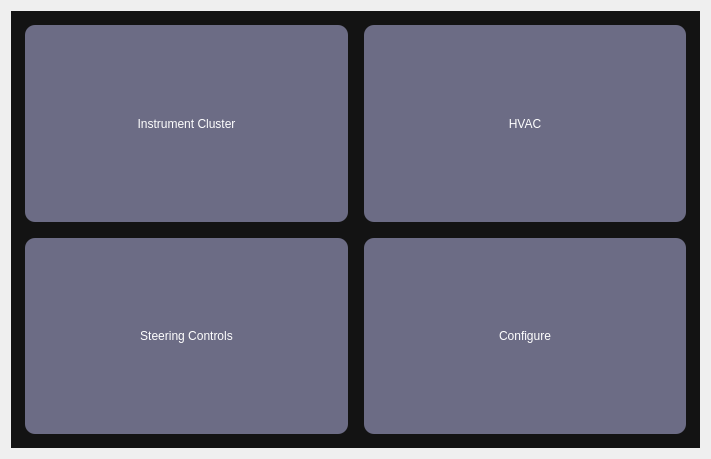
Above: ui/Dashboard.ui from AutomotiveGradeLinux/src-agl-demo-control-panel before the change. Below: the same form after it.
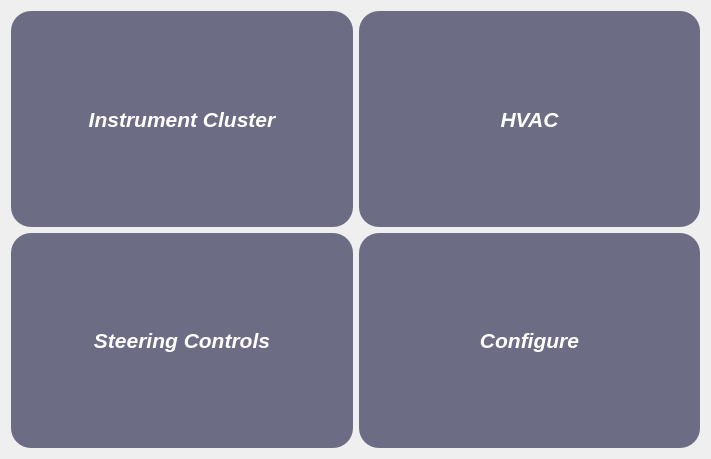
That is the form after the change. Icons and pictures are not drawn.

Commit message:
agl-demo-control-panel: Fix Svg icons scaling on Dashboard
V1:
    - Use QtSvg to set icons for dashboard icons
    - Update Readme and install_package script for docker image

V2: Clean up code and improve formatting

V3:
    - Increase font size for UI files
    - Fix HVAC bug, Control panel no longer
      crashes when Temp goes out of range
    - Refactor blocking subscription updates when CP in use

Bug-AGL: SPEC-4939

Diff of the .ui file:
```diff
--- a/ui/Dashboard.ui
+++ b/ui/Dashboard.ui
@@ -16,25 +16,17 @@
   <property name="styleSheet">
    <string notr="true">*{
 	border: none;
+	border-radius: 8px;
 	background-color: transparent;
-	background: none; 
+	background: none;
 	padding: 0;
 	margin: 0;
 	color: #fff;
 }
-
-#scrollAreaWidgetContents{
-	background-color: #131313 ; /* black */
-}
-
-#centralwidget{
-	background-color: #131313 ; /* black */
-}
-
-QPushButton{
+QPushButton {
 	background-color: #6C6C85 ; /* pastel purple */
-	border-radius: 10px;
-	margin: 5px;
+	padding: 50px 50px;
+	border-radius: 20px;
 }
 
 QPushButton:pressed {
@@ -50,10 +42,7 @@
      <property name="frameShadow">
       <enum>QFrame::Raised</enum>
      </property>
-     <layout class="QHBoxLayout" name="horizontalLayout_2">
-      <property name="spacing">
-       <number>0</number>
-      </property>
+     <layout class="QGridLayout" name="gridLayout">
       <property name="leftMargin">
        <number>0</number>
       </property>
@@ -66,82 +55,6 @@
       <property name="bottomMargin">
        <number>0</number>
       </property>
-      <item>
-       <widget class="QScrollArea" name="scrollArea">
-        <property name="layoutDirection">
-         <enum>Qt::LeftToRight</enum>
-        </property>
-        <property name="widgetResizable">
-         <bool>true</bool>
-        </property>
-        <widget class="QWidget" name="scrollAreaWidgetContents">
-         <property name="geometry">
-          <rect>
-           <x>0</x>
-           <y>0</y>
-           <width>703</width>
-           <height>451</height>
-          </rect>
-         </property>
-         <layout class="QGridLayout" name="gridLayout">
-          <item row="0" column="1">
-           <widget class="QPushButton" name="DB_HVAC_Tile">
-            <property name="sizePolicy">
-             <sizepolicy hsizetype="Expanding" vsizetype="Expanding">
-              <horstretch>0</horstretch>
-              <verstretch>0</verstretch>
-             </sizepolicy>
-            </property>
-            <property name="layoutDirection">
-             <enum>Qt::LeftToRight</enum>
-            </property>
-            <property name="text">
-             <string>HVAC</string>
-            </property>
-            <property name="icon">
-             <iconset resource="../assets/res.qrc">
-              <normaloff>:/Carbon_Icons/carbon_icons/windy--strong.svg</normaloff>:/Carbon_Icons/carbon_icons/windy--strong.svg</iconset>
-            </property>
-            <property name="iconSize">
-             <size>
-              <width>50</width>
-              <height>50</height>
-             </size>
-            </property>
-            <property name="flat">
-             <bool>false</bool>
-            </property>
-           </widget>
-          </item>
-          <item row="1" column="0">
-           <widget class="QPushButton" name="DB_Steering_Tile">
-            <property name="sizePolicy">
-             <sizepolicy hsizetype="Expanding" vsizetype="Expanding">
-              <horstretch>0</horstretch>
-              <verstretch>0</verstretch>
-             </sizepolicy>
-            </property>
-            <property name="layoutDirection">
-             <enum>Qt::LeftToRight</enum>
-            </property>
-            <property name="text">
-             <string>Steering Controls</string>
-            </property>
-            <property name="icon">
-             <iconset resource="../assets/res.qrc">
-              <normaloff>:/Images/Images/steering-wheel.svg</normaloff>:/Images/Images/steering-wheel.svg</iconset>
-            </property>
-            <property name="iconSize">
-             <size>
-              <width>50</width>
-              <height>50</height>
-             </size>
-            </property>
-            <property name="flat">
-             <bool>false</bool>
-            </property>
-           </widget>
-          </item>
           <item row="1" column="1">
            <widget class="QPushButton" name="DB_Settings_Tile">
             <property name="sizePolicy">
@@ -150,6 +63,14 @@
               <verstretch>0</verstretch>
              </sizepolicy>
             </property>
+        <property name="font">
+         <font>
+          <pointsize>16</pointsize>
+          <weight>75</weight>
+          <italic>true</italic>
+          <bold>true</bold>
+         </font>
+        </property>
             <property name="layoutDirection">
              <enum>Qt::LeftToRight</enum>
             </property>
@@ -162,8 +83,8 @@
             </property>
             <property name="iconSize">
              <size>
-              <width>50</width>
-              <height>50</height>
+          <width>45</width>
+          <height>45</height>
              </size>
             </property>
             <property name="flat">
@@ -179,6 +100,14 @@
               <verstretch>0</verstretch>
              </sizepolicy>
             </property>
+        <property name="font">
+         <font>
+          <pointsize>16</pointsize>
+          <weight>75</weight>
+          <italic>true</italic>
+          <bold>true</bold>
+         </font>
+        </property>
             <property name="layoutDirection">
              <enum>Qt::LeftToRight</enum>
             </property>
@@ -191,14 +120,84 @@
             </property>
             <property name="iconSize">
              <size>
-              <width>50</width>
-              <height>50</height>
+          <width>45</width>
+          <height>45</height>
              </size>
             </property>
            </widget>
           </item>
-         </layout>
-        </widget>
+      <item row="0" column="1">
+       <widget class="QPushButton" name="DB_HVAC_Tile">
+        <property name="sizePolicy">
+         <sizepolicy hsizetype="Expanding" vsizetype="Expanding">
+          <horstretch>0</horstretch>
+          <verstretch>0</verstretch>
+         </sizepolicy>
+        </property>
+        <property name="font">
+         <font>
+          <pointsize>16</pointsize>
+          <weight>75</weight>
+          <italic>true</italic>
+          <bold>true</bold>
+         </font>
+        </property>
+        <property name="layoutDirection">
+         <enum>Qt::LeftToRight</enum>
+        </property>
+        <property name="text">
+         <string>HVAC</string>
+        </property>
+        <property name="icon">
+         <iconset resource="../assets/res.qrc">
+          <normaloff>:/Carbon_Icons/carbon_icons/windy--strong.svg</normaloff>:/Carbon_Icons/carbon_icons/windy--strong.svg</iconset>
+        </property>
+        <property name="iconSize">
+         <size>
+          <width>45</width>
+          <height>45</height>
+         </size>
+        </property>
+        <property name="flat">
+         <bool>false</bool>
+        </property>
+       </widget>
+      </item>
+      <item row="1" column="0">
+       <widget class="QPushButton" name="DB_Steering_Tile">
+        <property name="sizePolicy">
+         <sizepolicy hsizetype="Expanding" vsizetype="Expanding">
+          <horstretch>0</horstretch>
+          <verstretch>0</verstretch>
+         </sizepolicy>
+        </property>
+        <property name="font">
+         <font>
+          <pointsize>16</pointsize>
+          <weight>75</weight>
+          <italic>true</italic>
+          <bold>true</bold>
+         </font>
+        </property>
+        <property name="layoutDirection">
+         <enum>Qt::LeftToRight</enum>
+        </property>
+        <property name="text">
+         <string>Steering Controls</string>
+        </property>
+        <property name="icon">
+         <iconset resource="../assets/res.qrc">
+          <normaloff>:/Images/Images/steering-wheel.svg</normaloff>:/Images/Images/steering-wheel.svg</iconset>
+        </property>
+        <property name="iconSize">
+         <size>
+          <width>45</width>
+          <height>45</height>
+         </size>
+        </property>
+        <property name="flat">
+         <bool>false</bool>
+        </property>
        </widget>
       </item>
      </layout>
```
Lines whose indentation alone changed are shown as unchanged. The commit also changes 16 other files.
